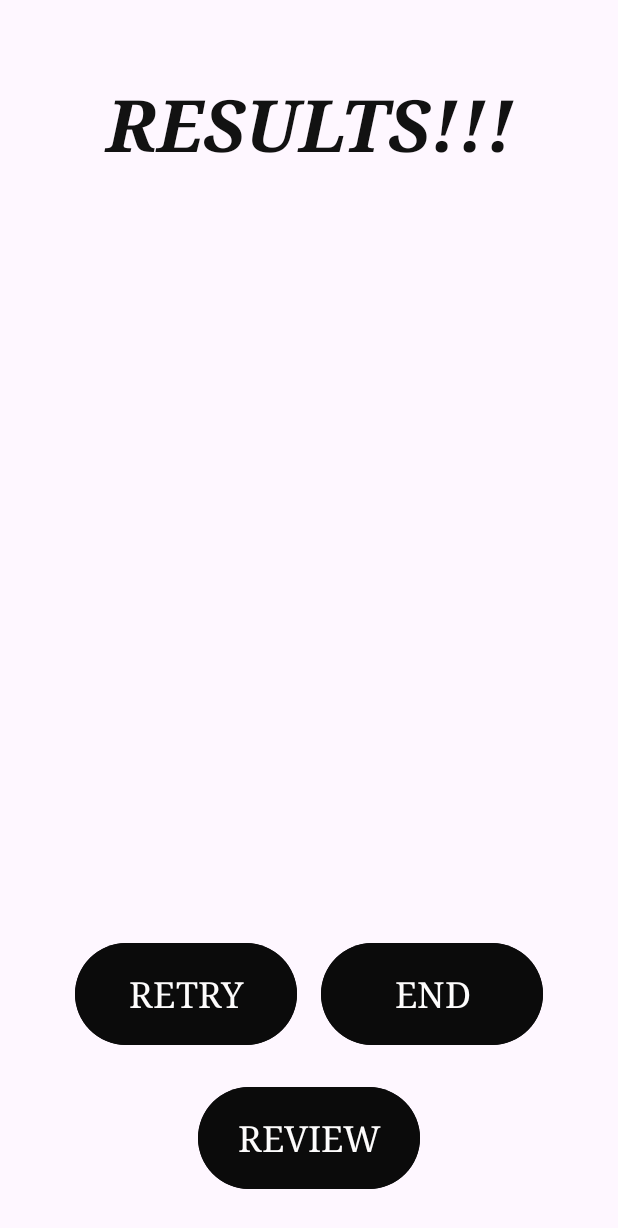
After one commit to ST10466651/IMAD--ST10466651-Project-2, an Android app: the Results screen opened directly, with no data from a screen before it, on a phone screen of 412 x 824 dp. The commit adds this screen. Shown: the top 1228 px of the screen. Run offline under Robolectric (Android 15) with nearby library versions, the phone set to English and light mode, and no system bars.

Commit message:
Third Page UI

```diff
--- a/app/src/main/AndroidManifest.xml
+++ b/app/src/main/AndroidManifest.xml
@@ -13,6 +13,9 @@
         android:theme="@style/Theme.Brain_Bank"
         tools:targetApi="31">
         <activity
+            android:name=".Results"
+            android:exported="false" />
+        <activity
             android:name=".Quiz"
             android:exported="false" />
         <activity
--- /dev/null
+++ b/app/src/main/java/za/co/varsitycollege/st10466651/brain_bank/Results.kt
@@ -0,0 +1,20 @@
+package za.co.varsitycollege.st10466651.brain_bank
+
+import android.os.Bundle
+import androidx.activity.enableEdgeToEdge
+import androidx.appcompat.app.AppCompatActivity
+import androidx.core.view.ViewCompat
+import androidx.core.view.WindowInsetsCompat
+
+class Results : AppCompatActivity() {
+    override fun onCreate(savedInstanceState: Bundle?) {
+        super.onCreate(savedInstanceState)
+        enableEdgeToEdge()
+        setContentView(R.layout.activity_results)
+        ViewCompat.setOnApplyWindowInsetsListener(findViewById(R.id.main)) { v, insets ->
+            val systemBars = insets.getInsets(WindowInsetsCompat.Type.systemBars())
+            v.setPadding(systemBars.left, systemBars.top, systemBars.right, systemBars.bottom)
+            insets
+        }
+    }
+}
--- a/app/src/main/res/layout/activity_main.xml
+++ b/app/src/main/res/layout/activity_main.xml
@@ -56,6 +56,7 @@
         android:fontFamily="serif"
         android:text="BrainBank"
         android:textAlignment="center"
+        android:textColor="#090909"
         android:textSize="48dp"
         android:textStyle="bold|italic"
         app:layout_constraintBottom_toBottomOf="parent"
--- a/app/src/main/res/layout/activity_quiz.xml
+++ b/app/src/main/res/layout/activity_quiz.xml
@@ -113,7 +113,7 @@
         android:textAlignment="center"
         android:textColor="#121212"
         android:textSize="48sp"
-        android:textStyle="italic"
+        android:textStyle="bold|italic"
         app:layout_constraintBottom_toBottomOf="parent"
         app:layout_constraintEnd_toEndOf="parent"
         app:layout_constraintHorizontal_bias="0.0"
--- /dev/null
+++ b/app/src/main/res/layout/activity_results.xml
@@ -0,0 +1,117 @@
+<?xml version="1.0" encoding="utf-8"?>
+<androidx.constraintlayout.widget.ConstraintLayout xmlns:android="http://schemas.android.com/apk/res/android"
+    xmlns:app="http://schemas.android.com/apk/res-auto"
+    xmlns:tools="http://schemas.android.com/tools"
+    android:id="@+id/main"
+    android:layout_width="match_parent"
+    android:layout_height="match_parent"
+    tools:context=".Results">
+
+    <Button
+        android:id="@+id/btnReview"
+        android:layout_width="148dp"
+        android:layout_height="76dp"
+        android:layout_marginStart="131dp"
+        android:layout_marginTop="8dp"
+        android:layout_marginEnd="132dp"
+        android:layout_marginBottom="16dp"
+        android:backgroundTint="#0B0B0B"
+        android:fontFamily="serif"
+        android:text="REVIEW"
+        android:textAlignment="center"
+        android:textColor="#FDFCFC"
+        android:textSize="24sp"
+        app:layout_constraintBottom_toBottomOf="parent"
+        app:layout_constraintEnd_toEndOf="parent"
+        app:layout_constraintStart_toStartOf="parent"
+        app:layout_constraintTop_toBottomOf="@+id/btnEnd2" />
+
+    <Button
+        android:id="@+id/btnEnd2"
+        android:layout_width="148dp"
+        android:layout_height="76dp"
+        android:layout_marginStart="8dp"
+        android:layout_marginTop="20dp"
+        android:layout_marginEnd="54dp"
+        android:layout_marginBottom="100dp"
+        android:backgroundTint="#0B0B0B"
+        android:fontFamily="serif"
+        android:text="END"
+        android:textAlignment="center"
+        android:textColor="#FDFCFC"
+        android:textSize="24sp"
+        app:layout_constraintBottom_toBottomOf="parent"
+        app:layout_constraintEnd_toEndOf="parent"
+        app:layout_constraintStart_toEndOf="@+id/btnRetry"
+        app:layout_constraintTop_toBottomOf="@+id/tableLayout" />
+
+    <Button
+        android:id="@+id/btnRetry"
+        android:layout_width="148dp"
+        android:layout_height="76dp"
+        android:layout_marginStart="53dp"
+        android:layout_marginTop="20dp"
+        android:layout_marginEnd="8dp"
+        android:layout_marginBottom="100dp"
+        android:backgroundTint="#0B0B0B"
+        android:fontFamily="serif"
+        android:text="RETRY"
+        android:textAlignment="center"
+        android:textColor="#FDFCFC"
+        android:textSize="24sp"
+        app:layout_constraintBottom_toBottomOf="parent"
+        app:layout_constraintEnd_toStartOf="@+id/btnEnd2"
+        app:layout_constraintStart_toStartOf="parent"
+        app:layout_constraintTop_toBottomOf="@+id/tableLayout" />
+
+    <TextView
+        android:id="@+id/textTitle2"
+        android:layout_width="304dp"
+        android:layout_height="76dp"
+        android:layout_marginStart="53dp"
+        android:layout_marginTop="50dp"
+        android:layout_marginEnd="54dp"
+        android:layout_marginBottom="605dp"
+        android:fontFamily="serif"
+        android:text="RESULTS!!!"
+        android:textAlignment="center"
+        android:textColor="#121212"
+        android:textSize="48sp"
+        android:textStyle="bold|italic"
+        app:layout_constraintBottom_toBottomOf="parent"
+        app:layout_constraintEnd_toEndOf="parent"
+        app:layout_constraintStart_toStartOf="parent"
+        app:layout_constraintTop_toTopOf="parent"
+        app:layout_constraintVertical_bias="0.0" />
+
+    <TableLayout
+        android:id="@+id/tableLayout"
+        android:layout_width="370dp"
+        android:layout_height="370dp"
+        android:layout_marginStart="21dp"
+        android:layout_marginTop="38dp"
+        android:layout_marginEnd="21dp"
+        android:layout_marginBottom="197dp"
+        app:layout_constraintBottom_toBottomOf="parent"
+        app:layout_constraintEnd_toEndOf="parent"
+        app:layout_constraintStart_toStartOf="parent"
+        app:layout_constraintTop_toBottomOf="@+id/textTitle2">
+
+        <TableRow
+            android:layout_width="match_parent"
+            android:layout_height="match_parent" />
+
+        <TableRow
+            android:layout_width="match_parent"
+            android:layout_height="match_parent" />
+
+        <TableRow
+            android:layout_width="match_parent"
+            android:layout_height="match_parent" />
+
+        <TableRow
+            android:layout_width="match_parent"
+            android:layout_height="match_parent" />
+    </TableLayout>
+
+</androidx.constraintlayout.widget.ConstraintLayout>
```
